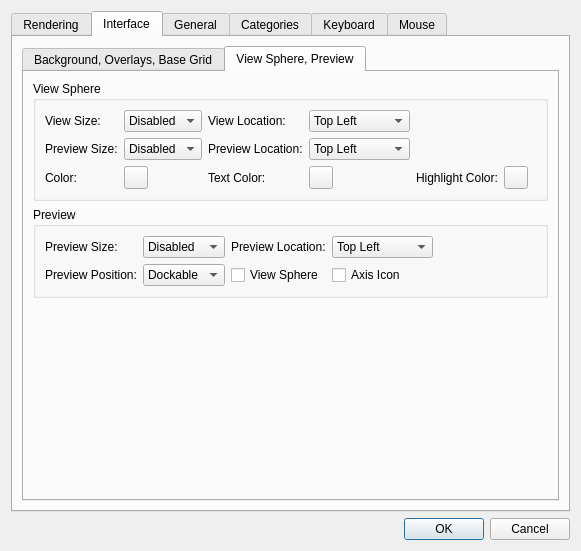
Qt form lclib/qt/lc_qpreferencesdialog.ui (trevorsandy/lpub3d-ci) before a commit.
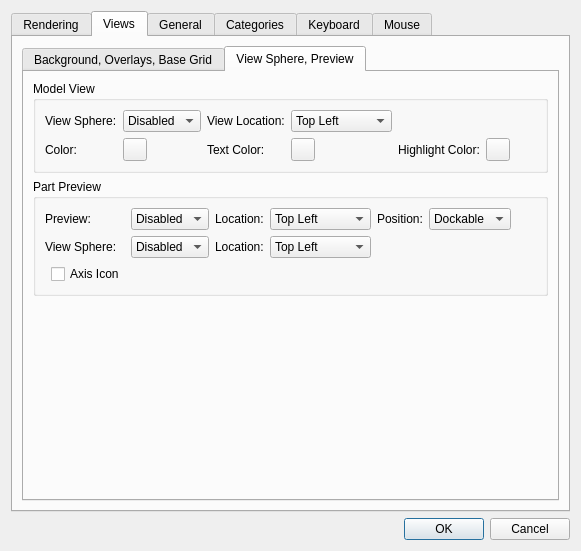
The same form after that commit. The open tabs and pages were chosen to show the change. Icons and pictures are not drawn.

Diff of the .ui file:
```diff
--- a/lclib/qt/lc_qpreferencesdialog.ui
+++ b/lclib/qt/lc_qpreferencesdialog.ui
@@ -7,7 +7,7 @@
     <x>0</x>
     <y>0</y>
     <width>534</width>
-    <height>527</height>
+    <height>520</height>
    </rect>
   </property>
   <property name="windowTitle">
@@ -609,7 +609,7 @@
      </widget>
      <widget class="QWidget" name="tab_2">
       <attribute name="title">
-       <string>Interface</string>
+       <string>Views</string>
       </attribute>
       <layout class="QVBoxLayout" name="verticalLayout_14">
        <item>
@@ -950,7 +950,7 @@
               </sizepolicy>
              </property>
              <property name="title">
-              <string>View Sphere</string>
+              <string>Model View</string>
              </property>
              <layout class="QGridLayout" name="gridLayout_8">
               <item row="0" column="2">
@@ -977,30 +977,6 @@
                 </property>
                </widget>
               </item>
-              <item row="1" column="3">
-               <widget class="QComboBox" name="PreviewViewSphereLocationCombo">
-                <item>
-                 <property name="text">
-                  <string>Top Left</string>
-                 </property>
-                </item>
-                <item>
-                 <property name="text">
-                  <string>Top Right</string>
-                 </property>
-                </item>
-                <item>
-                 <property name="text">
-                  <string>Bottom Left</string>
-                 </property>
-                </item>
-                <item>
-                 <property name="text">
-                  <string>Bottom Right</string>
-                 </property>
-                </item>
-               </widget>
-              </item>
               <item row="2" column="5">
                <widget class="QToolButton" name="ViewSphereHighlightColorButton">
                 <property name="toolTip">
@@ -1038,30 +1014,6 @@
                 </item>
                </widget>
               </item>
-              <item row="1" column="1">
-               <widget class="QComboBox" name="PreviewViewSphereSizeCombo">
-                <item>
-                 <property name="text">
-                  <string>Disabled</string>
-                 </property>
-                </item>
-                <item>
-                 <property name="text">
-                  <string>Small</string>
-                 </property>
-                </item>
-                <item>
-                 <property name="text">
-                  <string>Medium</string>
-                 </property>
-                </item>
-                <item>
-                 <property name="text">
-                  <string>Large</string>
-                 </property>
-                </item>
-               </widget>
-              </item>
               <item row="2" column="3">
                <widget class="QToolButton" name="ViewSphereTextColorButton">
                 <property name="toolTip">
@@ -1078,14 +1030,7 @@
                  <string/>
                 </property>
                 <property name="text">
-                 <string>View Size:</string>
-                </property>
-               </widget>
-              </item>
-              <item row="1" column="0">
-               <widget class="QLabel" name="label_2">
-                <property name="text">
-                 <string>Preview Size:</string>
+                 <string>View Sphere:</string>
                 </property>
                </widget>
               </item>
@@ -1136,13 +1081,6 @@
                 </item>
                </widget>
               </item>
-              <item row="1" column="2">
-               <widget class="QLabel" name="label_6">
-                <property name="text">
-                 <string>Preview Location:</string>
-                </property>
-               </widget>
-              </item>
               <item row="2" column="4">
                <widget class="QLabel" name="label_18">
                 <property name="text">
@@ -1156,61 +1094,92 @@
            <item>
             <widget class="QGroupBox" name="PreviewGroup">
              <property name="title">
-              <string>Preview</string>
+              <string>Part Preview</string>
              </property>
              <layout class="QGridLayout" name="gridLayout_2">
-              <item row="0" column="3">
+              <item row="4" column="3">
                <widget class="QLabel" name="label_32">
                 <property name="text">
-                 <string>Preview Location:</string>
+                 <string>Location:</string>
                 </property>
                </widget>
               </item>
-              <item row="0" column="4">
-               <widget class="QComboBox" name="PreviewLocationCombo">
-                <item>
-                 <property name="text">
-                  <string>Top Left</string>
-                 </property>
-                </item>
-                <item>
-                 <property name="text">
-                  <string>Top Right</string>
-                 </property>
-                </item>
-                <item>
-                 <property name="text">
-                  <string>Bottom Left</string>
-                 </property>
-                </item>
-                <item>
-                 <property name="text">
-                  <string>Bottom Right</string>
-                 </property>
-                </item>
-               </widget>
-              </item>
-              <item row="0" column="5">
-               <spacer name="horizontalSpacer_12">
-                <property name="orientation">
-                 <enum>Qt::Horizontal</enum>
-                </property>
-                <property name="sizeHint" stdset="0">
-                 <size>
-                  <width>40</width>
-                  <height>20</height>
-                 </size>
-                </property>
-               </spacer>
-              </item>
-              <item row="1" column="0" colspan="2">
+              <item row="4" column="5">
                <widget class="QLabel" name="label_33">
                 <property name="text">
-                 <string>Preview Position:</string>
+                 <string>Position:</string>
                 </property>
                </widget>
               </item>
-              <item row="1" column="2">
+              <item row="5" column="3">
+               <widget class="QLabel" name="label_2">
+                <property name="text">
+                 <string>Location:</string>
+                </property>
+               </widget>
+              </item>
+              <item row="4" column="7">
+               <spacer name="horizontalSpacer_12">
+                <property name="orientation">
+                 <enum>Qt::Horizontal</enum>
+                </property>
+                <property name="sizeHint" stdset="0">
+                 <size>
+                  <width>40</width>
+                  <height>20</height>
+                 </size>
+                </property>
+               </spacer>
+              </item>
+              <item row="5" column="4">
+               <widget class="QComboBox" name="PreviewViewSphereLocationCombo">
+                <item>
+                 <property name="text">
+                  <string>Top Left</string>
+                 </property>
+                </item>
+                <item>
+                 <property name="text">
+                  <string>Top Right</string>
+                 </property>
+                </item>
+                <item>
+                 <property name="text">
+                  <string>Bottom Left</string>
+                 </property>
+                </item>
+                <item>
+                 <property name="text">
+                  <string>Bottom Right</string>
+                 </property>
+                </item>
+               </widget>
+              </item>
+              <item row="4" column="4">
+               <widget class="QComboBox" name="PreviewLocationCombo">
+                <item>
+                 <property name="text">
+                  <string>Top Left</string>
+                 </property>
+                </item>
+                <item>
+                 <property name="text">
+                  <string>Top Right</string>
+                 </property>
+                </item>
+                <item>
+                 <property name="text">
+                  <string>Bottom Left</string>
+                 </property>
+                </item>
+                <item>
+                 <property name="text">
+                  <string>Bottom Right</string>
+                 </property>
+                </item>
+               </widget>
+              </item>
+              <item row="4" column="6">
                <widget class="QComboBox" name="PreviewPositionCombo">
                 <item>
                  <property name="text">
@@ -1224,7 +1193,7 @@
                 </item>
                </widget>
               </item>
-              <item row="0" column="2">
+              <item row="4" column="2">
                <widget class="QComboBox" name="PreviewSizeCombo">
                 <item>
                  <property name="text">
@@ -1243,21 +1212,45 @@
                 </item>
                </widget>
               </item>
-              <item row="0" column="0" colspan="2">
+              <item row="4" column="0" colspan="2">
                <widget class="QLabel" name="label_31">
                 <property name="text">
-                 <string>Preview Size:</string>
+                 <string>Preview:</string>
                 </property>
                </widget>
               </item>
-              <item row="1" column="3">
-               <widget class="QCheckBox" name="PreviewViewSphereCheckBox">
+              <item row="5" column="2">
+               <widget class="QComboBox" name="PreviewViewSphereSizeCombo">
+                <item>
+                 <property name="text">
+                  <string>Disabled</string>
+                 </property>
+                </item>
+                <item>
+                 <property name="text">
+                  <string>Small</string>
+                 </property>
+                </item>
+                <item>
+                 <property name="text">
+                  <string>Medium</string>
+                 </property>
+                </item>
+                <item>
+                 <property name="text">
+                  <string>Large</string>
+                 </property>
+                </item>
+               </widget>
+              </item>
+              <item row="5" column="0" colspan="2">
+               <widget class="QLabel" name="label_6">
                 <property name="text">
-                 <string>View Sphere</string>
+                 <string>View Sphere:</string>
                 </property>
                </widget>
               </item>
-              <item row="1" column="4">
+              <item row="6" column="1">
                <widget class="QCheckBox" name="PreviewAxisIconCheckBox">
                 <property name="text">
                  <string>Axis Icon</string>
```
Left out of the diff: 50 changed lines with no effect on the pictures.
